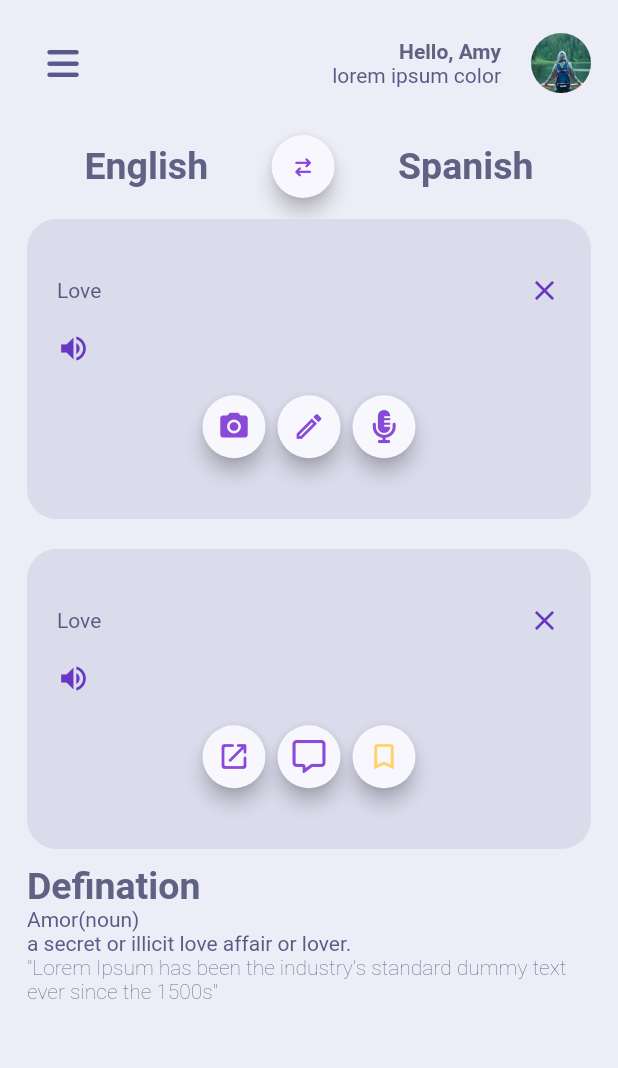
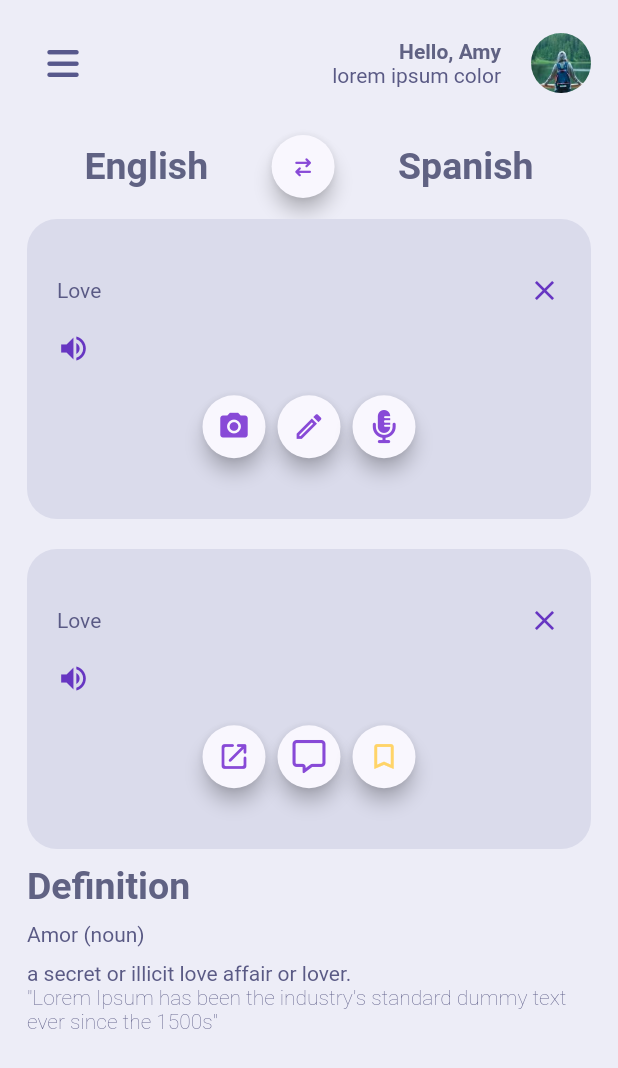
Before and after one commit to ayolateef/music_vid, a Flutter app: the screen it shows after launch, on a phone screen of 412 x 824 dp. Shown: the top 1068 px of the screen. Run offline on Flutter 3.47's test engine with Material 2 defaults, Android fonts, the phone set to English and light mode, and no system bars; our stand-ins replace font_awesome_flutter.

Commit message:
fixes done

```diff
--- a/lib/views/home_page.dart
+++ b/lib/views/home_page.dart
@@ -200,13 +200,15 @@ class HomePage extends StatelessWidget {
                     ),
                   ),
                   const Text(
-                    'Defination',
+                    'Definition',
                     style: kBoldTextStyle,
                   ),
+                  SizedBox(height: 10,),
                   const Text(
-                    'Amor(noun)',
+                    'Amor (noun)',
                     style: kTextStyle,
                   ),
+                  SizedBox(height: 10,),
                   const Text(
                     'a secret or illicit love affair or lover.',
                     style: kTextStyle,
--- a/lib/views/page3.dart
+++ b/lib/views/page3.dart
@@ -1,6 +1,6 @@
 import 'package:flutter/material.dart';
-import 'package:flutter/src/widgets/container.dart';
-import 'package:flutter/src/widgets/framework.dart';
+
+
 import 'package:font_awesome_flutter/font_awesome_flutter.dart';
 
 import '../constants.dart';
```
